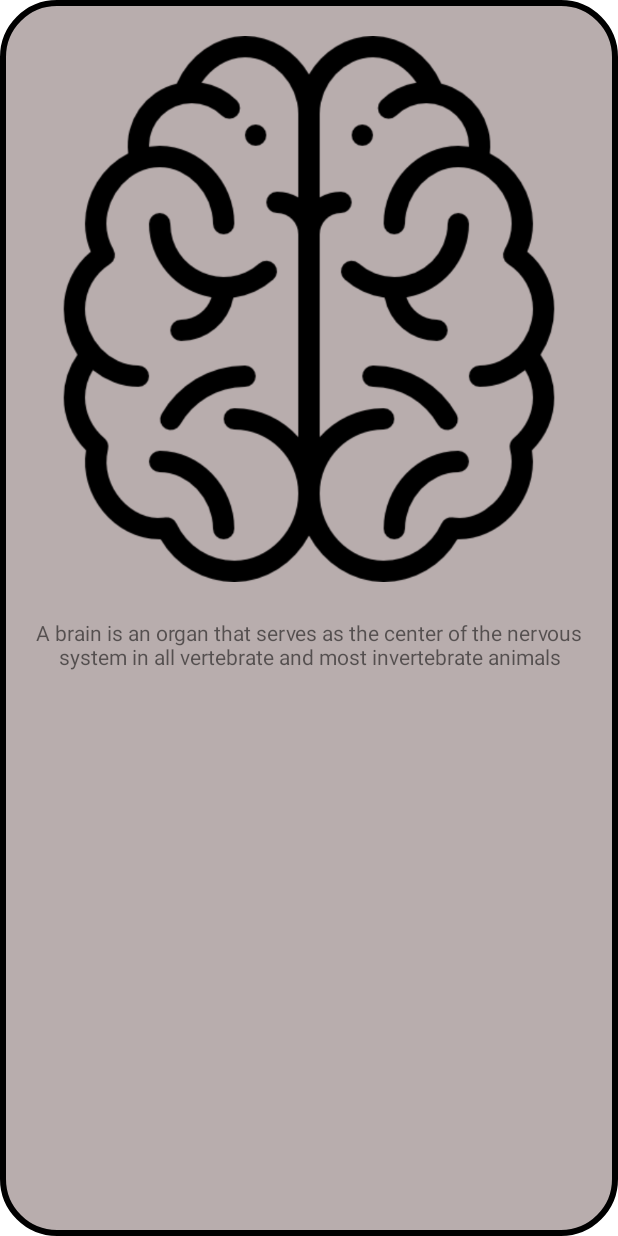
After one commit to Habiba-Abdeldayem/Bio_Card_Matching_Game, an Android app: the layout activity_popup_card.xml on its own in the app's theme, with its tools: preview values and no code run, on a phone screen of 412 x 824 dp. The commit adds this screen. Run offline under Robolectric (Android 15) with nearby library versions, the phone set to English and light mode, and no system bars.

Commit message:
adding long press , without handling unopened cards

```diff
--- a/app/src/main/AndroidManifest.xml
+++ b/app/src/main/AndroidManifest.xml
@@ -10,6 +10,10 @@
         android:supportsRtl="true"
         android:theme="@style/Theme.BioMatchingGame">
         <activity
+            android:name=".PopupCard"
+            android:exported="false"
+            android:theme="@style/Theme.BioMatchingGame.PopMe"/>
+        <activity
             android:name=".MainActivity"
             android:exported="true">
             <intent-filter>
--- /dev/null
+++ b/app/src/main/res/drawable/popup_bg.xml
@@ -0,0 +1,10 @@
+<?xml version="1.0" encoding="utf-8"?>
+<shape xmlns:android="http://schemas.android.com/apk/res/android">
+
+    <corners
+        android:radius="36dp"/>
+    <stroke android:width="4dp" android:color="#000000"/>
+    <solid android:color="#B8ADAD"></solid>
+
+
+</shape>
--- /dev/null
+++ b/app/src/main/res/layout/activity_popup_card.xml
@@ -0,0 +1,25 @@
+<?xml version="1.0" encoding="utf-8"?>
+<LinearLayout xmlns:android="http://schemas.android.com/apk/res/android"
+    xmlns:app="http://schemas.android.com/apk/res-auto"
+    xmlns:tools="http://schemas.android.com/tools"
+    android:layout_width="match_parent"
+    android:layout_height="match_parent"
+    android:background="@drawable/popup_bg"
+    tools:context=".PopupCard"
+    android:orientation="vertical"
+    android:layout_gravity="center">
+
+    <ImageView
+        android:layout_width="match_parent"
+        android:layout_height="match_parent"
+        android:layout_weight="1"
+        android:src="@drawable/brain"
+        android:layout_margin="24dp"/>
+    <TextView
+        android:layout_width="match_parent"
+        android:layout_height="match_parent"
+        android:layout_weight="1"
+        android:text="A brain is an organ that serves as the center of the nervous system in all vertebrate and most invertebrate animals"
+        android:gravity="center_horizontal"/>
+
+</LinearLayout>
--- a/app/src/main/res/values/themes.xml
+++ b/app/src/main/res/values/themes.xml
@@ -13,4 +13,9 @@
         <item name="android:statusBarColor" tools:targetApi="l">?attr/colorPrimaryVariant</item>
         <!-- Customize your theme here. -->
     </style>
+
+    <style name = "Theme.BioMatchingGame.PopMe">
+    <item name="android:windowIsTranslucent">true</item>
+    <item name="android:windowCloseOnTouchOutside">true</item>
+    </style>
 </resources>
```
Also changed, not shown: app/src/main/java/com/example/biomatchinggame/CardAdapter.java (+11 -1 lines), app/src/main/java/com/example/biomatchinggame/MainActivity.java (+25 -4 lines), app/src/main/java/com/example/biomatchinggame/PopupCard.java (added, +31 -0 lines), app/src/main/res/layout/activity_main.xml (+8 -0 lines).
